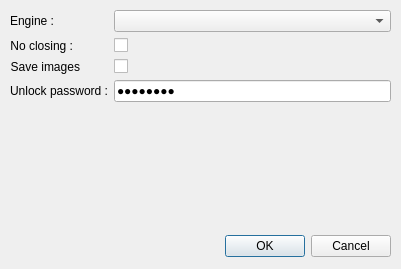
First picture: the form in settingsWindow.ui, repository cmbsolutions/RpiCameraComparer, before the edit.
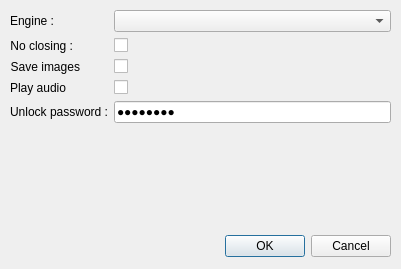
Second picture: the form after the edit.

```diff
--- a/settingsWindow.ui
+++ b/settingsWindow.ui
@@ -102,7 +102,24 @@
       </property>
      </widget>
     </item>
+    <item row="3" column="1">
+     <widget class="QCheckBox" name="checkBoxPlayAudio">
+      <property name="text">
+       <string/>
+      </property>
+     </widget>
+    </item>
     <item row="3" column="0">
+     <widget class="QLabel" name="label_5">
+      <property name="text">
+       <string>Play audio</string>
+      </property>
+      <property name="alignment">
+       <set>Qt::AlignmentFlag::AlignRight|Qt::AlignmentFlag::AlignTrailing|Qt::AlignmentFlag::AlignVCenter</set>
+      </property>
+     </widget>
+    </item>
+    <item row="4" column="0">
      <widget class="QLabel" name="label_4">
       <property name="text">
        <string>Unlock password :</string>
@@ -112,7 +129,7 @@
       </property>
      </widget>
     </item>
-    <item row="3" column="1">
+    <item row="4" column="1">
      <widget class="QLineEdit" name="lineEditPassword">
       <property name="text">
        <string>password</string>
```
